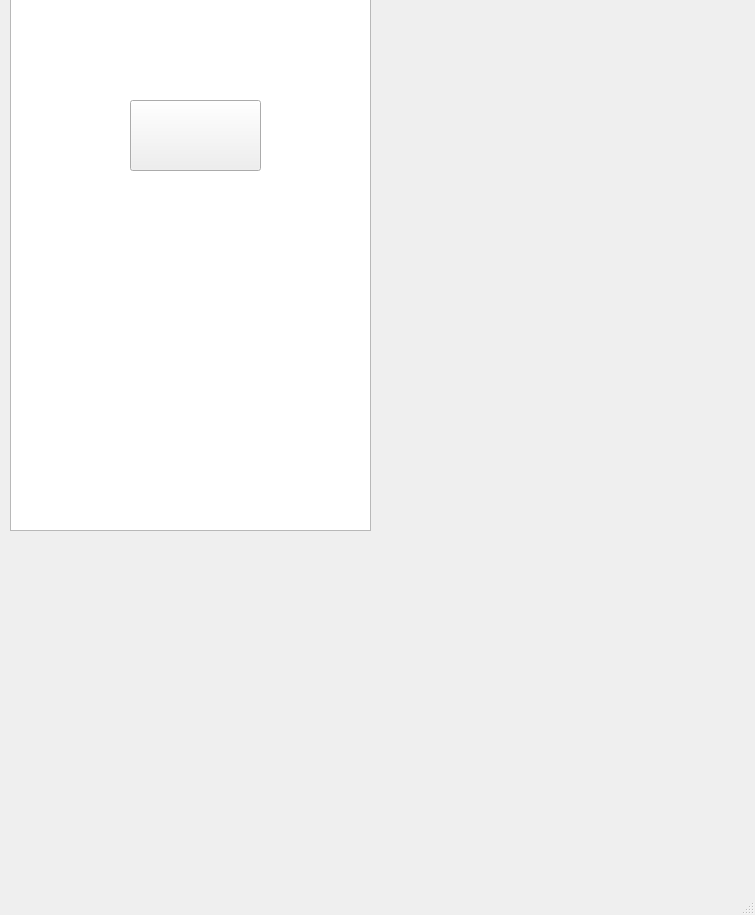
First picture: the form in mainwindow.ui, repository XJulianSalazarX/Practica5, before the edit.
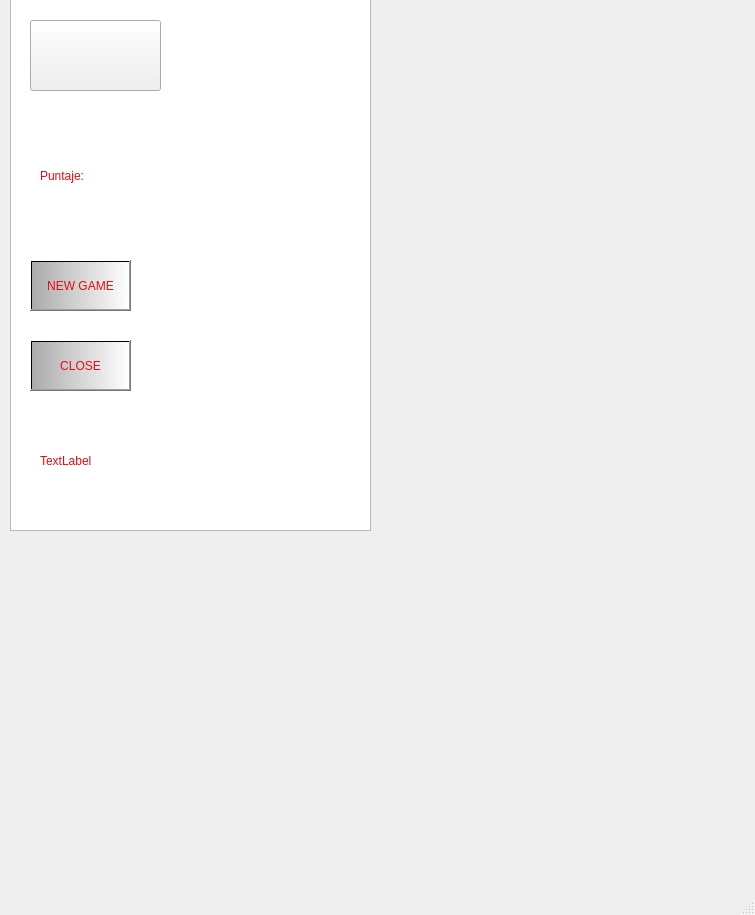
Second picture: the form after the edit. Icons and pictures are not drawn.

Diff of the .ui file:
```diff
--- a/mainwindow.ui
+++ b/mainwindow.ui
@@ -54,8 +54,8 @@
    <widget class="QPushButton" name="playButton">
     <property name="geometry">
      <rect>
-      <x>130</x>
-      <y>100</y>
+      <x>30</x>
+      <y>20</y>
       <width>131</width>
       <height>71</height>
      </rect>
@@ -67,6 +67,77 @@
      <string/>
     </property>
    </widget>
+   <widget class="QLabel" name="label">
+    <property name="geometry">
+     <rect>
+      <x>40</x>
+      <y>100</y>
+      <width>251</width>
+      <height>151</height>
+     </rect>
+    </property>
+    <property name="styleSheet">
+     <string notr="true">font: 60pt &quot;Papyrus&quot;;
+color: rgb(227, 13, 18);
+</string>
+    </property>
+    <property name="text">
+     <string>Puntaje:</string>
+    </property>
+   </widget>
+   <widget class="QPushButton" name="pushButton">
+    <property name="geometry">
+     <rect>
+      <x>30</x>
+      <y>260</y>
+      <width>101</width>
+      <height>51</height>
+     </rect>
+    </property>
+    <property name="styleSheet">
+     <string notr="true">font: 16pt &quot;Papyrus&quot;;
+color: rgb(227, 13, 18);
+background-color: qlineargradient(spread:pad, x1:0, y1:0, x2:1, y2:0, stop:0 rgba(171, 171, 171, 255), stop:1 rgba(255, 255, 255, 255));</string>
+    </property>
+    <property name="text">
+     <string>NEW GAME</string>
+    </property>
+   </widget>
+   <widget class="QPushButton" name="closeButton">
+    <property name="geometry">
+     <rect>
+      <x>30</x>
+      <y>340</y>
+      <width>101</width>
+      <height>51</height>
+     </rect>
+    </property>
+    <property name="styleSheet">
+     <string notr="true">font: 16pt &quot;Papyrus&quot;;
+background-color: qlineargradient(spread:pad, x1:0, y1:0, x2:1, y2:0, stop:0 rgba(171, 171, 171, 255), stop:1 rgba(255, 255, 255, 255));
+color: rgb(227, 13, 18);</string>
+    </property>
+    <property name="text">
+     <string>CLOSE</string>
+    </property>
+   </widget>
+   <widget class="QLabel" name="label_2">
+    <property name="geometry">
+     <rect>
+      <x>40</x>
+      <y>430</y>
+      <width>191</width>
+      <height>61</height>
+     </rect>
+    </property>
+    <property name="styleSheet">
+     <string notr="true">font: 30pt &quot;Papyrus&quot;;
+color: rgb(227, 13, 18);</string>
+    </property>
+    <property name="text">
+     <string>TextLabel</string>
+    </property>
+   </widget>
   </widget>
   <widget class="QMenuBar" name="menubar">
    <property name="geometry">
```
Left out of the diff: 2 changed lines with no effect on the pictures.
